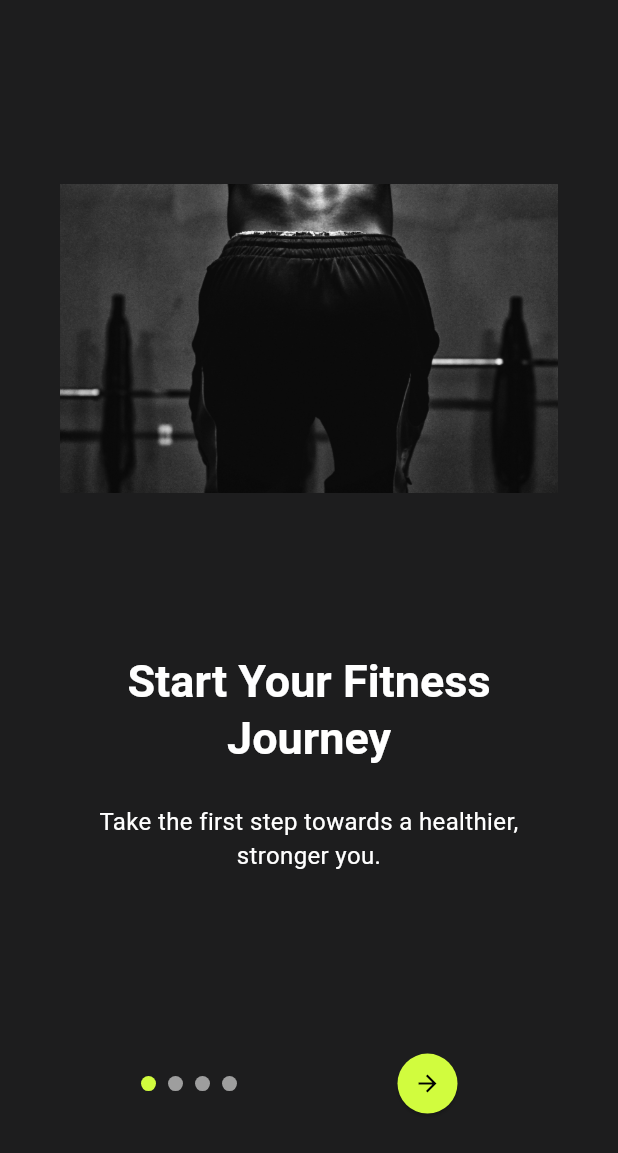
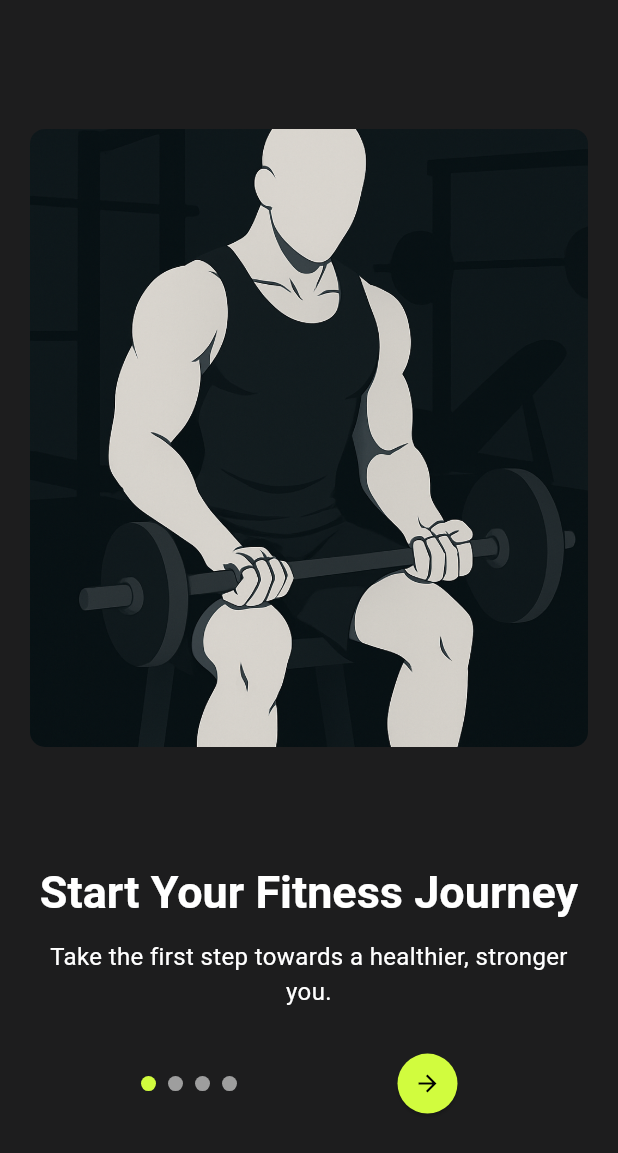
Before and after one commit to AbdElrhmanRezq/Peak, a Flutter app: the OnBoardScreen screen opened by its route, on a phone screen of 412 x 824 dp. Shown: the top 1153 px of the screen. Run offline on Flutter 3.47's test engine with Material 3 defaults, Android fonts, the phone set to English and light mode, and no system bars; drawn by our look-alikes of smooth_page_indicator; our stand-ins replace flutter_dotenv, flutter_riverpod, supabase_flutter; accounts and stored records are empty; Roboto replaces fonts that are missing (Viga).

Commit message:
Add user data screen and onboarding improvements
Introduces a new user data screen for collecting name and gender after onboarding. Updates onboarding pages to use new images and navigates to the user data screen upon completion. Extends UserModel to include gender, adds user creation logic to SupabaseService and AuthRepository, and updates routing in main.dart. Also improves the onboarding page widget layout and image handling.

```diff
--- a/lib/data/repository/auth_repository.dart
+++ b/lib/data/repository/auth_repository.dart
@@ -56,4 +56,8 @@ class AuthRepository {
               '',
         )
       : null;
+
+  Future<void> createUser(UserModel user) async {
+    await _supabaseService.createUser(user);
+  }
 }
--- a/lib/main.dart
+++ b/lib/main.dart
@@ -3,6 +3,7 @@ import 'package:repx/core/theme/app_theme.dart';
 import 'package:repx/presentation/views/auth/login_screen.dart';
 import 'package:repx/presentation/views/auth/on_board_screen.dart';
 import 'package:repx/presentation/views/auth/signup_screen.dart';
+import 'package:repx/presentation/views/auth/user_data_screen.dart';
 import 'package:repx/presentation/views/gateway/auth_gate.dart';
 import 'package:repx/presentation/views/home/home_screen.dart';
 import 'package:repx/presentation/views/initial_screen.dart';
@@ -39,6 +40,7 @@ class Repx extends StatelessWidget {
         HomeScreen.id: (context) => const HomeScreen(),
         GateWay.id: (context) => const GateWay(),
         OnBoardScreen.id: (context) => const OnBoardScreen(),
+        UserDataScreen.id: (context) => const UserDataScreen(),
       },
       debugShowCheckedModeBanner: false,
     );
--- a/lib/presentation/views/auth/on_board_screen.dart
+++ b/lib/presentation/views/auth/on_board_screen.dart
@@ -18,8 +18,7 @@ class _OnBoardScreenState extends State<OnBoardScreen> {
   Widget build(BuildContext context) {
     return Scaffold(
       backgroundColor: Theme.of(context).scaffoldBackgroundColor,
-      body: Center(
-        child: Stack(
+      body: Stack(
         children: [
           Container(
             width: double.infinity,
@@ -42,28 +41,28 @@ class _OnBoardScreenState extends State<OnBoardScreen> {
                   title: "Start Your Fitness Journey",
                   description:
                       "Take the first step towards a healthier, stronger you.",
-                    imagePath: "assets/images/people/initial_screen.png",
+                  imagePath: "assets/images/people/Man6.png",
                 ),
 
                 CustomOnBoardPage(
                   title: "Track Every Workout",
                   description:
                       "Monitor your progress and stay consistent with smart tracking tools.",
-                    imagePath: "assets/images/people/initial_screen.png",
+                  imagePath: "assets/images/people/Man3.png",
                 ),
 
                 CustomOnBoardPage(
                   title: "Discover New Exercises",
                   description:
                       "Explore a variety of exercises tailored to your goals and skill level.",
-                    imagePath: "assets/images/people/initial_screen.png",
+                  imagePath: "assets/images/people/Man2.png",
                 ),
 
                 CustomOnBoardPage(
                   title: "Connect With Friends",
                   description:
                       "Stay motivated by sharing progress and challenges with your fitness circle.",
-                    imagePath: "assets/images/people/initial_screen.png",
+                  imagePath: "assets/images/people/Man5.png",
                 ),
               ],
             ),
@@ -88,7 +87,9 @@ class _OnBoardScreenState extends State<OnBoardScreen> {
                           shape: const CircleBorder(),
                         ),
                         onPressed: () {
-                            // Handle start button press
+                          Navigator.of(
+                            context,
+                          ).pushReplacementNamed('user_data_screen');
                         },
                         child: const Icon(Icons.sports_gymnastics),
                       )
@@ -109,7 +110,6 @@ class _OnBoardScreenState extends State<OnBoardScreen> {
           ),
         ],
       ),
-      ),
     );
   }
 }
--- a/lib/presentation/widgets/custom_on_board_page.dart
+++ b/lib/presentation/widgets/custom_on_board_page.dart
@@ -16,20 +16,23 @@ class CustomOnBoardPage extends StatelessWidget {
     double width = MediaQuery.of(context).size.width;
     double height = MediaQuery.of(context).size.height;
     return Padding(
-      padding: const EdgeInsets.all(40.0),
+      padding: const EdgeInsets.all(20.0),
       child: Column(
         crossAxisAlignment: CrossAxisAlignment.center,
         children: [
           Padding(
-            padding: EdgeInsets.symmetric(vertical: height * 0.1),
+            padding: EdgeInsets.symmetric(vertical: height * 0.08),
             child: Container(
               width: double.infinity,
-              height: height * 0.25,
-              child: Image.asset(imagePath, fit: BoxFit.cover),
+              height: height * 0.5,
+              child: ClipRRect(
+                borderRadius: BorderRadius.circular(10),
+                child: Image.asset(imagePath, fit: BoxFit.cover),
+              ),
             ),
           ),
           Padding(
-            padding: EdgeInsets.symmetric(vertical: height * 0.03),
+            padding: EdgeInsets.symmetric(vertical: height * 0.015),
             child: Text(
               title,
               textAlign: TextAlign.center,
```
Also changed, not shown: lib/data/models/user_model.dart (+19 -3 lines), lib/data/services/supabase_service.dart (+8 -0 lines), lib/presentation/views/auth/user_data_screen.dart (added, +173 -0 lines), assets/images/people/Man1.png (added), assets/images/people/Man2.png (added), assets/images/people/Man3.png (added), assets/images/people/Man4.png (added), assets/images/people/Man5.png (added), assets/images/people/Man6.png (added). Lines whose indentation alone changed are shown as unchanged.
